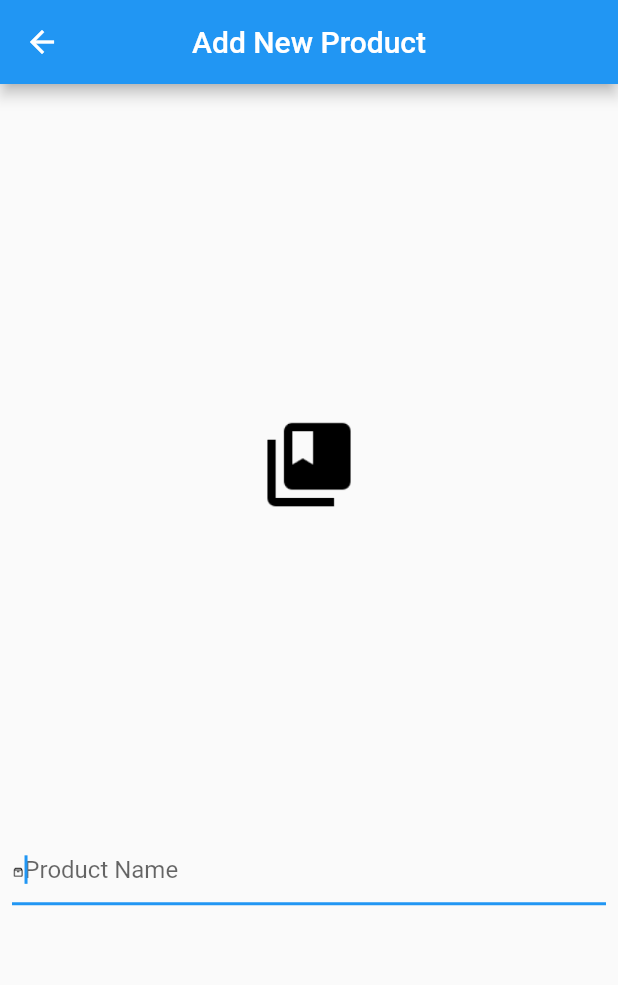
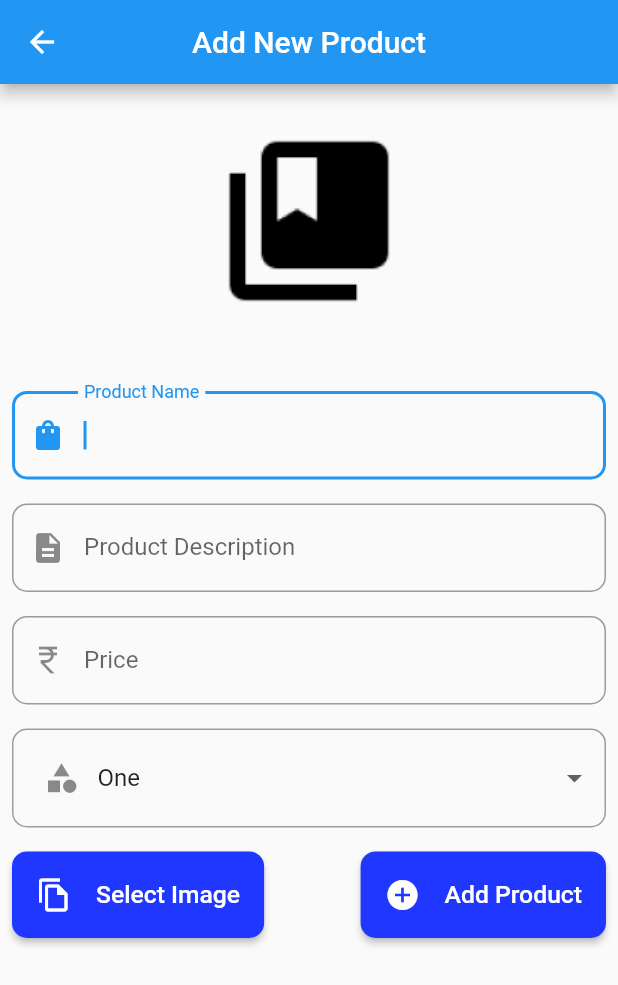
Before and after one commit to sabin6969/CampusMarket, a Flutter app: the AddProduct screen opened directly, on a phone screen of 412 x 824 dp. Shown: the top 985 px of the screen. Run offline on Flutter 3.47's test engine with Material 2 defaults, Android fonts, the phone set to English and light mode, and no system bars; our stand-ins replace firebase_core; accounts and stored records are empty.

Commit message:
new changes

```diff
--- a/lib/main.dart
+++ b/lib/main.dart
@@ -1,4 +1,6 @@
+import 'package:campusmarket/views/add_new_product.dart';
 import 'package:campusmarket/views/login_screen.dart';
+import 'package:campusmarket/views/view_product.dart';
 import 'package:firebase_core/firebase_core.dart';
 import 'package:flutter/material.dart';
 
@@ -25,7 +27,7 @@ class _MyAppState extends State<MyApp> {
       theme: ThemeData(brightness: Brightness.light),
       initialRoute: "/login",
       routes: {
-        "/login": (context) => const LoginScreen(),
+        "/login": (context) => const AddProduct(),
       },
     );
   }
--- a/lib/views/add_new_product.dart
+++ b/lib/views/add_new_product.dart
@@ -1,5 +1,7 @@
 import 'package:flutter/material.dart';
 import '../main.dart';
+import '../widget/custom_textfield.dart';
+import '../widget/dropdown.dart';
 
 class AddProduct extends StatefulWidget {
   const AddProduct({Key? key}) : super(key: key);
@@ -11,36 +13,105 @@ class AddProduct extends StatefulWidget {
 TextEditingController productName = TextEditingController();
 TextEditingController productDes = TextEditingController();
 TextEditingController price = TextEditingController();
-TextEditingController category = TextEditingController();
 
 class _AddProductState extends State<AddProduct> {
   @override
   Widget build(BuildContext context) {
-
     mq = MediaQuery.of(context).size;
 
     return Scaffold(
       appBar: AppBar(
-        title: Text("Add New Product"),
+        title: const Text("Add New Product"),
         centerTitle: true,
       ),
-      body: Padding(padding: EdgeInsets.all(8.0),
-        child: Column(
-          mainAxisAlignment: MainAxisAlignment.spaceEvenly,
-          children: [
-            Image.asset('asset/Books.png',width: mq.width * .2,),
-            TextFormField(
-              controller: productName,
-              maxLines: 1,
-              autofocus: true,
-              keyboardType: TextInputType.name,
-              autovalidateMode: AutovalidateMode.onUserInteraction,
-              decoration: InputDecoration(
-                prefix:Image.asset('asset/Package.png',width: mq.width * .02,),
-                  hintText: "Product Name",
+      body: SingleChildScrollView(
+        physics: const BouncingScrollPhysics(),
+        child: Padding(
+          padding: const EdgeInsets.all(8.0),
+          child: Column(
+            mainAxisAlignment: MainAxisAlignment.center,
+            children: [
+              Image.asset(
+                'asset/Books.png',
+                width: mq.width * .5,
               ),
-            )
-          ],
+              const Padding(
+                padding: EdgeInsets.all(15.0),
+              ),
+              customTextFormField(
+                "Product Name",
+                productName,
+                false,
+                const Icon(Icons.shopping_bag),
+              ),
+              const Padding(padding: EdgeInsets.all(8.0)),
+              customTextFormField(
+                "Product Description",
+                productDes,
+                false,
+                const Icon(Icons.description),
+              ),
+              const Padding(padding: EdgeInsets.all(8.0)),
+              customTextFormField(
+                "Price",
+                price,
+                false,
+                const Icon(Icons.currency_rupee),
+              ),
+              const Padding(padding: EdgeInsets.all(8.0)),
+              const DropdownMenuExample(),
+              const Padding(padding: EdgeInsets.all(8.0)),
+              Row(
+                mainAxisAlignment: MainAxisAlignment.spaceBetween,
+                children: [
+                  SizedBox(
+                    height: mq.height * .07,
+                    child: ElevatedButton(
+                        style: ElevatedButton.styleFrom(
+                            shape: RoundedRectangleBorder(
+                              borderRadius:
+                                  BorderRadius.circular(10), // Border radius
+                            ),
+                            primary: const Color(0xff2037ff)),
+                        onPressed: () {},
+                        child: Row(
+                          mainAxisAlignment: MainAxisAlignment.spaceBetween,
+                          children: [
+                            const Icon(
+                              Icons.file_copy_outlined,
+                            ),
+                            const Padding(padding: EdgeInsets.all(8.0)),
+                            Text("Select Image",
+                                style: TextStyle(fontSize: mq.width * .04)),
+                          ],
+                        )),
+                  ),
+                  SizedBox(
+                    height: mq.height * .07,
+                    child: ElevatedButton(
+                        style: ElevatedButton.styleFrom(
+                            shape: RoundedRectangleBorder(
+                              borderRadius:
+                                  BorderRadius.circular(10), // Border radius
+                            ),
+                            primary: const Color(0xff2037ff)),
+                        onPressed: () {},
+                        child: Row(
+                          mainAxisAlignment: MainAxisAlignment.spaceBetween,
+                          children: [
+                            const Icon(
+                              Icons.add_circle,
+                            ),
+                            const Padding(padding: EdgeInsets.all(8.0)),
+                            Text("Add Product",
+                                style: TextStyle(fontSize: mq.width * .04)),
+                          ],
+                        )),
+                  )
+                ],
+              )
+            ],
+          ),
         ),
       ),
     );
--- a/lib/views/view_product.dart
+++ b/lib/views/view_product.dart
@@ -0,0 +1,62 @@
+import 'package:flutter/material.dart';
+import '../main.dart';
+
+class ViewProduct extends StatelessWidget {
+  const ViewProduct({Key? key}) : super(key: key);
+
+  @override
+  Widget build(BuildContext context) {
+    mq = MediaQuery.of(context).size;
+    return Scaffold(
+      appBar: AppBar(
+        title: const Text("View Product"),
+        centerTitle: true,
+      ),
+      body: Padding(
+        padding: const EdgeInsets.all(8.0),
+        child: Column(
+          mainAxisAlignment: MainAxisAlignment.center,
+          children: [
+            SizedBox(
+              height: mq.height * .4,
+              width: double.infinity,
+              child: Image.asset('asset/download 9.png',fit: BoxFit.cover,filterQuality: FilterQuality.high),
+            ),
+            Expanded(
+              flex: 1,
+              child: ListView(children: [
+                ListTile(
+                  leading: Icon(Icons.propane_tank,color: Colors.black,),
+                  title: Text("Table",style: TextStyle(
+                    fontWeight: FontWeight.bold,
+                    fontSize: mq.width * .05
+                  ),),
+                ),
+                ListTile(
+                  leading: const Icon(Icons.currency_rupee,color: Colors.black,),
+                  title: Text("500",style: TextStyle(
+                      fontWeight: FontWeight.bold,
+                      fontSize: mq.width * .05
+                  ),),
+                ),
+                ListTile(
+                  leading: const Icon(Icons.description,color: Colors.black,),
+                  title: Text("Product Description",style: TextStyle(
+                      fontWeight: FontWeight.bold,
+                      fontSize: mq.width * .05
+                  ),
+                  ),
+                  subtitle: Text("Upgrade your dining experience with our Elegant Oak Wood Dining Table, a stunning addition to any home. Crafted with precision and care, this table blends timeless beauty with modern functionality, making it the perfect centerpiece for your dining room.",style: TextStyle(fontSize: mq.width* .04,fontWeight: FontWeight.w500,fontStyle: FontStyle.italic),),
+                ),
+              ],),
+            )
+          ],
+        ),
+      ),
+      floatingActionButton: FloatingActionButton.extended(
+        onPressed: (){},
+        backgroundColor: Color(0xff2037ff), label: Text("Buy Product\nRedirects to chat",style: TextStyle(fontWeight: FontWeight.w500),),
+      ),
+    );
+  }
+}
--- a/lib/widget/custom_textfield.dart
+++ b/lib/widget/custom_textfield.dart
@@ -0,0 +1,27 @@
+import 'package:flutter/material.dart';
+
+import '../main.dart';
+
+Widget customTextFormField(
+  String labelText,
+  TextEditingController controller,
+  bool isHidden,
+  Icon prefixIcon,
+) {
+  return TextFormField(
+    maxLines: 1,
+    autofocus: true,
+    autovalidateMode: AutovalidateMode.onUserInteraction,
+    keyboardType: TextInputType.text,
+    obscureText: isHidden,
+    controller: controller,
+    decoration: InputDecoration(
+      prefixIcon: prefixIcon,
+      labelText: labelText,
+      border: OutlineInputBorder(
+        borderRadius: BorderRadius.circular(10),
+      ),
+      errorStyle: TextStyle(color: Colors.red, fontSize: mq.width * .04),
+    ),
+  );
+}
--- a/lib/widget/dropdown.dart
+++ b/lib/widget/dropdown.dart
@@ -0,0 +1,46 @@
+import 'package:flutter/material.dart';
+class DropdownMenuExample extends StatefulWidget {
+  const DropdownMenuExample({super.key});
+
+  @override
+  State<DropdownMenuExample> createState() => _DropdownMenuExampleState();
+}
+const List<String> list = <String>['One', 'Two', 'Three', 'Four'];
+
+class _DropdownMenuExampleState extends State<DropdownMenuExample> {
+  String dropdownValue = list.first;
+
+  @override
+  Widget build(BuildContext context) {
+    return Center(
+      child: Container(
+        padding: const EdgeInsets.all(8.0),
+        decoration: BoxDecoration(
+          border: Border.all(
+            color: Colors.grey, // Customize the border color
+          ),
+          borderRadius: BorderRadius.circular(10.0), // Customize the border radius
+        ),
+        child: DropdownButtonFormField<String>(
+          value: dropdownValue,
+          decoration: const InputDecoration(
+            border: InputBorder.none, // Remove the default dropdown border
+            prefixIcon: Icon(Icons.category)
+          ),
+          onChanged: (String? value) {
+            // This is called when the user selects an item.
+            setState(() {
+              dropdownValue = value!;
+            });
+          },
+          items: list.map((String value) {
+            return DropdownMenuItem<String>(
+              value: value,
+              child: Text(value),
+            );
+          }).toList(),
+        ),
+      ),
+    );
+  }
+}
```
